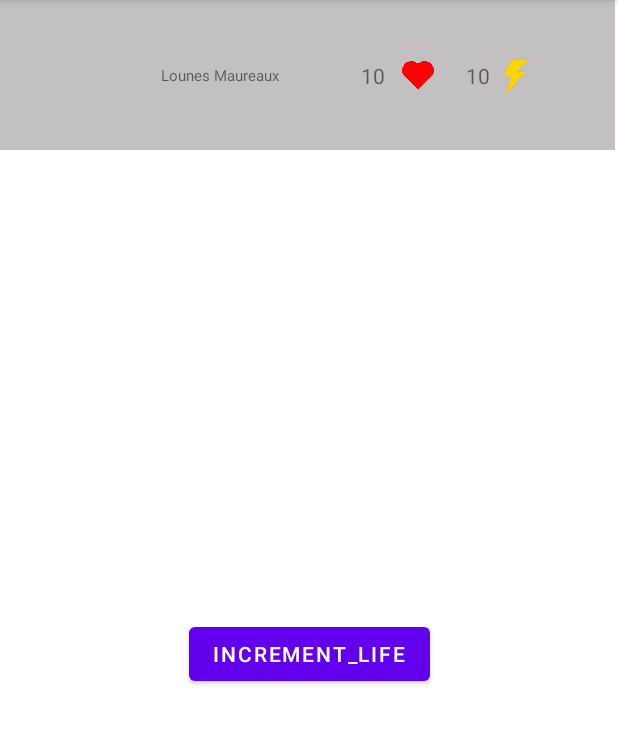
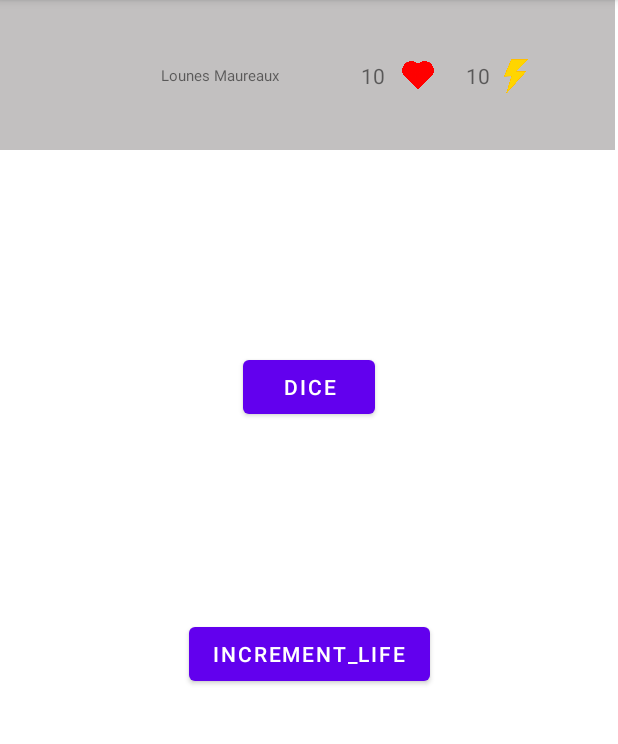
Before and after one commit to VictorTruong18/KingOfElysee, an Android app: the GameBoard screen opened through its navigation route, on a phone screen of 412 x 824 dp, the part 84-828 px from its top. Run offline under Robolectric (Android 15) with nearby library versions, the phone set to English and light mode, and no system bars; 5 statements that could not run were skipped.

Commit message:
add game dice

```diff
--- a/app/src/main/java/fr/epita/android/kingofelysee/GameBoard.kt
+++ b/app/src/main/java/fr/epita/android/kingofelysee/GameBoard.kt
@@ -9,6 +9,7 @@ import android.widget.Button
 import android.widget.TextView
 import androidx.fragment.app.activityViewModels
 import androidx.fragment.app.viewModels
+import androidx.navigation.fragment.findNavController
 
 
 class GameBoard : Fragment() {
@@ -31,6 +32,12 @@ class GameBoard : Fragment() {
         incrementButton.setOnClickListener{
             gameBrain.player.incrementLifePoints(1)
         }
+
+        val diceButton: Button = view.findViewById(R.id.navToDiceButton)
+
+        diceButton.setOnClickListener {
+            findNavController().navigate(R.id.action_gameBoard_to_gameDice);
+        }
         return view
     }
 
--- a/app/src/main/res/layout/fragment_game_board.xml
+++ b/app/src/main/res/layout/fragment_game_board.xml
@@ -30,4 +30,14 @@
         app:layout_constraintTop_toBottomOf="@+id/playerProfilSection"
         app:layout_constraintVertical_bias="0.5" />
 
+    <Button
+        android:id="@+id/navToDiceButton"
+        android:layout_width="wrap_content"
+        android:layout_height="wrap_content"
+        android:text="Dice"
+        app:layout_constraintBottom_toTopOf="@+id/life_inc_btn"
+        app:layout_constraintEnd_toEndOf="parent"
+        app:layout_constraintStart_toStartOf="parent"
+        app:layout_constraintTop_toBottomOf="@+id/playerProfilSection" />
+
 </androidx.constraintlayout.widget.ConstraintLayout>
--- a/app/src/main/res/navigation/nav_graph.xml
+++ b/app/src/main/res/navigation/nav_graph.xml
@@ -27,5 +27,14 @@
         android:id="@+id/gameBoard"
         android:name="fr.epita.android.kingofelysee.GameBoard"
         android:label="fragment_game_board"
-        tools:layout="@layout/fragment_game_board" />
+        tools:layout="@layout/fragment_game_board" >
+        <action
+            android:id="@+id/action_gameBoard_to_gameDice"
+            app:destination="@id/gameDice" />
+    </fragment>
+    <fragment
+        android:id="@+id/gameDice"
+        android:name="fr.epita.android.kingofelysee.GameDice"
+        android:label="fragment_game_dice"
+        tools:layout="@layout/fragment_game_dice" />
 </navigation>
```
Also changed, not shown: app/src/main/java/fr/epita/android/kingofelysee/GameDice.kt (added, +67 -0 lines), app/src/main/res/layout/fragment_game_dice.xml (added, +81 -0 lines).
